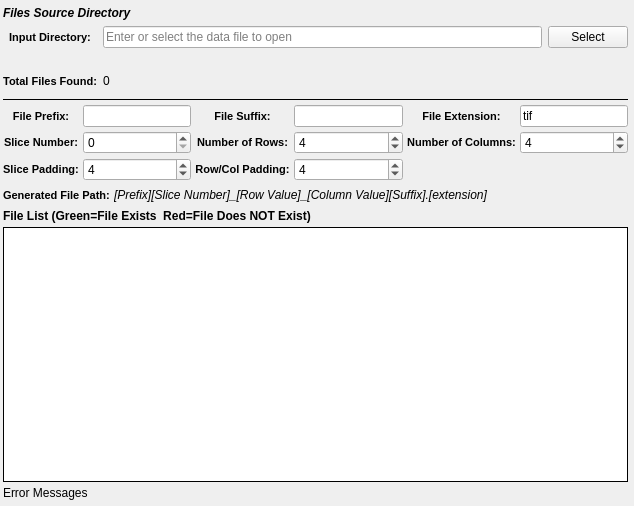
Above: SIMPLVtkLib/Wizards/ImportMontage/UI_Files/RobometListWidget.ui from tplatt77/SIMPLVtkLib before the change. Below: the same form after it.
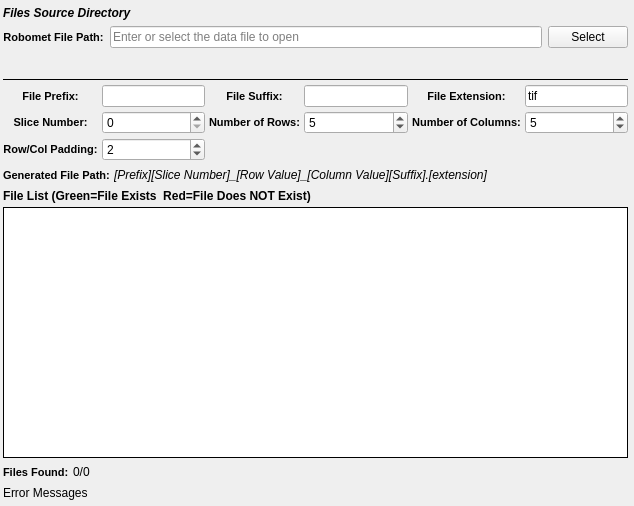
That is the form after the change. Custom widgets are drawn as their Qt base class.

Commit message: Updating RobometListWidget to determine sane defaults for file list generation when the user inputs a Robomet file.

The edit to the form file:
```diff
--- a/SIMPLVtkLib/Wizards/ImportMontage/UI_Files/RobometListWidget.ui
+++ b/SIMPLVtkLib/Wizards/ImportMontage/UI_Files/RobometListWidget.ui
@@ -54,13 +54,6 @@
        </property>
       </widget>
      </item>
-     <item row="3" column="1">
-      <widget class="QLabel" name="totalSlices">
-       <property name="text">
-        <string>0</string>
-       </property>
-      </widget>
-     </item>
      <item row="1" column="0">
       <widget class="QLabel" name="label_29">
        <property name="toolTip">
@@ -73,7 +66,7 @@
 }</string>
        </property>
        <property name="text">
-        <string>Input Directory:</string>
+        <string>Robomet File Path:</string>
        </property>
        <property name="alignment">
         <set>Qt::AlignCenter</set>
@@ -94,22 +87,6 @@
        </property>
       </widget>
      </item>
-     <item row="3" column="0">
-      <widget class="QLabel" name="label_47">
-       <property name="styleSheet">
-        <string notr="true">QLabel {
-font-weight: bold;
-font-size: 11px;
-}</string>
-       </property>
-       <property name="text">
-        <string>Total Files Found:</string>
-       </property>
-       <property name="alignment">
-        <set>Qt::AlignCenter</set>
-       </property>
-      </widget>
-     </item>
      <item row="2" column="1">
       <widget class="SVSmallLabel" name="absPathLabel">
        <property name="font">
@@ -282,52 +259,7 @@
         <number>1</number>
        </property>
        <property name="value">
-        <number>4</number>
-       </property>
-      </widget>
-     </item>
-     <item row="3" column="2">
-      <widget class="QLabel" name="label_23">
-       <property name="styleSheet">
-        <string notr="true">QLabel {
-font-weight: bold;
-font-size: 11px;
-}</string>
-       </property>
-       <property name="text">
-        <string>Row/Col Padding:</string>
-       </property>
-       <property name="alignment">
-        <set>Qt::AlignCenter</set>
-       </property>
-      </widget>
-     </item>
-     <item row="3" column="0">
-      <widget class="QLabel" name="label_22">
-       <property name="styleSheet">
-        <string notr="true">QLabel {
-font-weight: bold;
-font-size: 11px;
-}</string>
-       </property>
-       <property name="text">
-        <string>Slice Padding:</string>
-       </property>
-       <property name="alignment">
-        <set>Qt::AlignCenter</set>
-       </property>
-      </widget>
-     </item>
-     <item row="3" column="1">
-      <widget class="SVSpinBox" name="slicePadding">
-       <property name="toolTip">
-        <string>The number of digits to allow for the slice index.</string>
-       </property>
-       <property name="minimum">
-        <number>1</number>
-       </property>
-       <property name="value">
-        <number>4</number>
+        <number>5</number>
        </property>
       </widget>
      </item>
@@ -356,11 +288,27 @@
         <number>1</number>
        </property>
        <property name="value">
-        <number>4</number>
+        <number>5</number>
        </property>
       </widget>
      </item>
-     <item row="3" column="3">
+     <item row="3" column="0">
+      <widget class="QLabel" name="label_23">
+       <property name="styleSheet">
+        <string notr="true">QLabel {
+font-weight: bold;
+font-size: 11px;
+}</string>
+       </property>
+       <property name="text">
+        <string>Row/Col Padding:</string>
+       </property>
+       <property name="alignment">
+        <set>Qt::AlignCenter</set>
+       </property>
+      </widget>
+     </item>
+     <item row="3" column="1">
       <widget class="SVSpinBox" name="rowColPadding">
        <property name="toolTip">
         <string>The number of digits to allow for the slice index.</string>
@@ -369,7 +317,7 @@
         <number>1</number>
        </property>
        <property name="value">
-        <number>4</number>
+        <number>2</number>
        </property>
       </widget>
      </item>
@@ -450,6 +398,49 @@
      </property>
     </widget>
    </item>
+   <item>
+    <layout class="QHBoxLayout" name="horizontalLayout">
+     <property name="bottomMargin">
+      <number>0</number>
+     </property>
+     <item>
+      <widget class="QLabel" name="label_47">
+       <property name="styleSheet">
+        <string notr="true">QLabel {
+font-weight: bold;
+font-size: 11px;
+}</string>
+       </property>
+       <property name="text">
+        <string>Files Found:</string>
+       </property>
+       <property name="alignment">
+        <set>Qt::AlignLeading|Qt::AlignLeft|Qt::AlignVCenter</set>
+       </property>
+      </widget>
+     </item>
+     <item>
+      <widget class="QLabel" name="totalFilesFound">
+       <property name="text">
+        <string>0/0</string>
+       </property>
+      </widget>
+     </item>
+     <item>
+      <spacer name="horizontalSpacer">
+       <property name="orientation">
+        <enum>Qt::Horizontal</enum>
+       </property>
+       <property name="sizeHint" stdset="0">
+        <size>
+         <width>40</width>
+         <height>20</height>
+        </size>
+       </property>
+      </spacer>
+     </item>
+    </layout>
+   </item>
    <item>
     <widget class="QLabel" name="errorMessage">
      <property name="text">
```
The commit also changes 2 other files.
